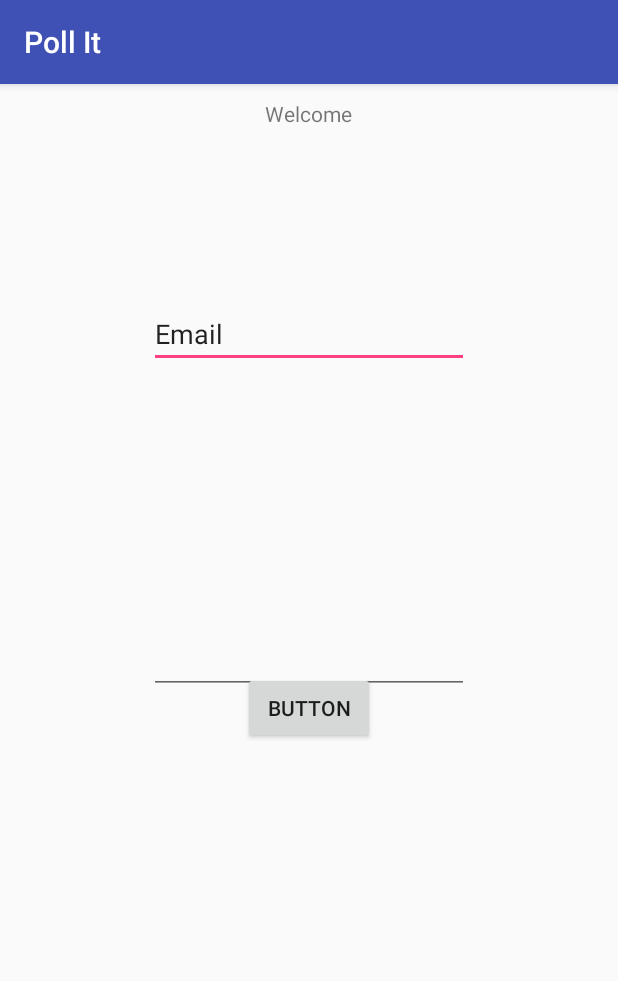
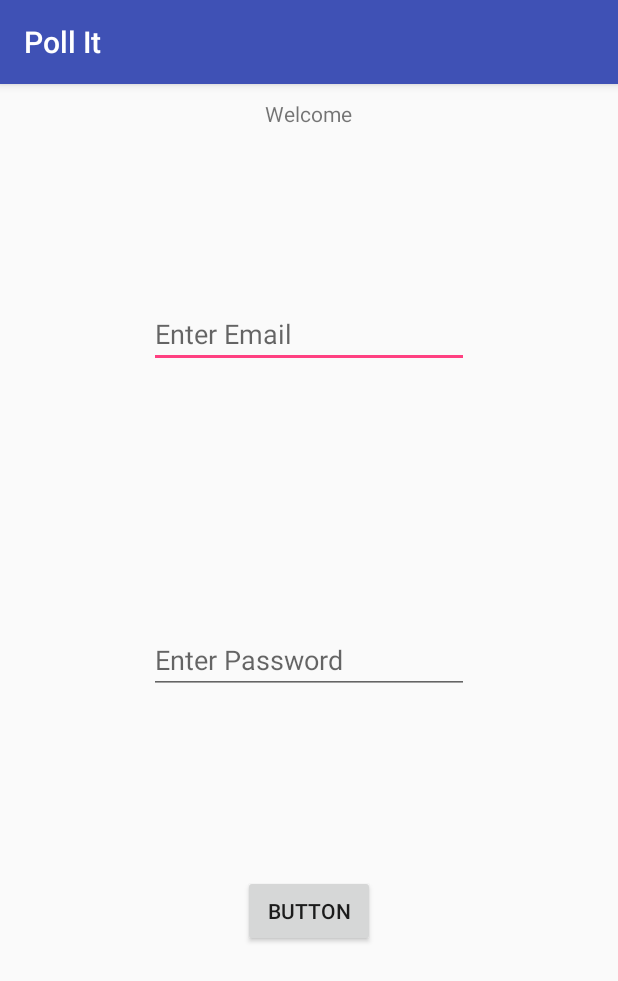
Before and after one commit to rishavmedhi/App_chalk, an Android app: the screen it shows after launch (MainActivity), after a tap on "LOGIN", on a phone screen of 412 x 824 dp. Shown: the top 981 px of the screen. Run offline under Robolectric (Android 15) with nearby library versions, the phone set to English and light mode, and no system bars; our stand-ins replace ButterKnife.

Commit message:
Putting hints for the fill ups

```diff
--- a/app/src/main/res/layout/activity_main.xml
+++ b/app/src/main/res/layout/activity_main.xml
@@ -42,7 +42,8 @@
         android:layout_height="wrap_content"
         android:ems="10"
         android:inputType="textPersonName"
-        android:text="Email"
+        android:text=""
+        android:hint="Enter Email"
         android:layout_above="@+id/sign_up_btn"
         android:layout_centerHorizontal="true"
         android:layout_marginBottom="55dp" />
@@ -53,6 +54,7 @@
         android:layout_height="wrap_content"
         android:ems="10"
         android:inputType="textPassword"
+        android:hint="Enter Password"
         android:layout_centerVertical="true"
         android:layout_alignLeft="@+id/email"
         android:layout_alignStart="@+id/email" />
@@ -63,7 +65,7 @@
         android:layout_height="wrap_content"
         android:layout_alignLeft="@+id/sign_up_btn"
         android:layout_alignStart="@+id/sign_up_btn"
-        android:layout_below="@+id/sign_up_btn"
+        android:layout_below="@+id/retype_password"
         android:layout_marginTop="51dp"
         android:text="Button" />
 
@@ -73,6 +75,7 @@
         android:layout_height="wrap_content"
         android:ems="10"
         android:inputType="textPassword"
+        android:hint="Re-Enter Password"
         android:layout_below="@+id/password"
         android:layout_alignLeft="@+id/password"
         android:layout_alignStart="@+id/password"
--- a/app/src/main/res/layout/option_form.xml
+++ b/app/src/main/res/layout/option_form.xml
@@ -13,5 +13,5 @@
         android:layout_marginTop="149dp"
         android:ems="10"
         android:inputType="textPersonName"
-        android:text="Enter a option" />
+        android:hint="Enter option description" />
 </RelativeLayout>
```
